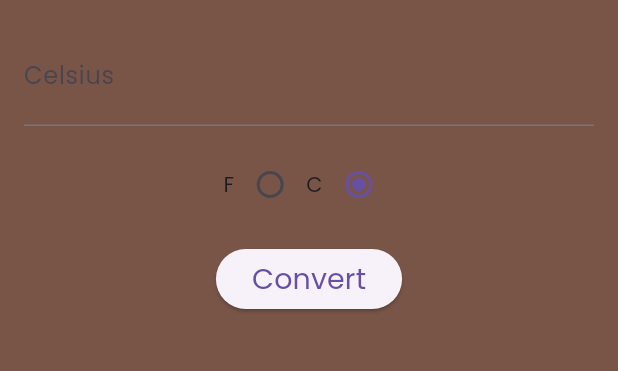
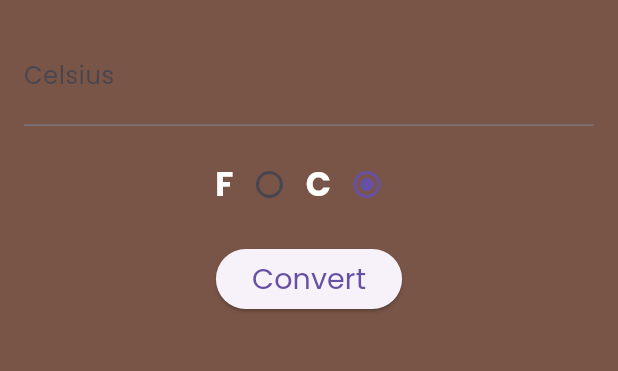
Before and after one commit to tuyishimejohnson/converter_application, a Flutter app: the screen it shows after launch, on a phone screen of 412 x 824 dp, the part 84-455 px from its top. Run offline on Flutter 3.47's test engine with Material 3 defaults, Android fonts, the phone set to English and light mode, and no system bars.

```diff
--- a/lib/main.dart
+++ b/lib/main.dart
@@ -65,7 +65,13 @@ class TempState extends State<TemperatureApp> {
       child: Row(
         mainAxisAlignment: MainAxisAlignment.center,
         children: <Widget>[
-          Text("F"),
+          Text("F",
+            style: TextStyle(
+              color: Colors.white,
+              fontSize: 22,
+              fontWeight: FontWeight.bold,
+            ),
+          ),
           Radio<bool>(
             groupValue: CelciusOrFahreneit,
             value: false,
@@ -75,7 +81,13 @@ class TempState extends State<TemperatureApp> {
               });
             },
           ),
-          Text("C"),
+          Text("C",
+          style: TextStyle(
+            color: Colors.white,
+            fontSize: 22,
+            fontWeight: FontWeight.bold,
+          ),
+          ),
           Radio<bool>(
             groupValue: CelciusOrFahreneit,
             value: true,
```
